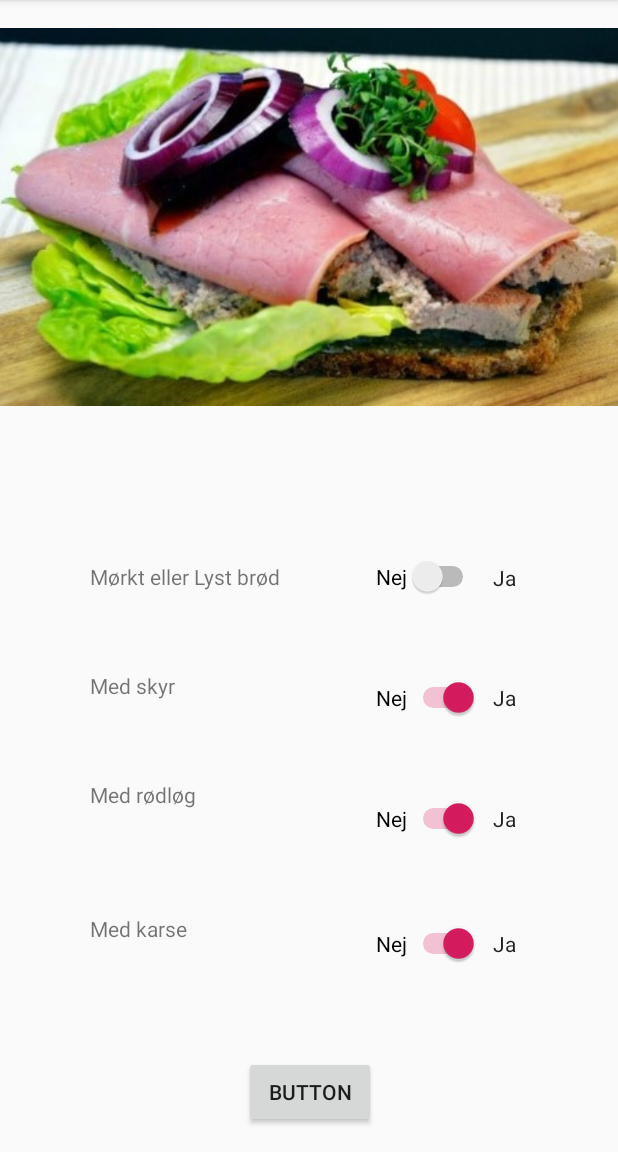
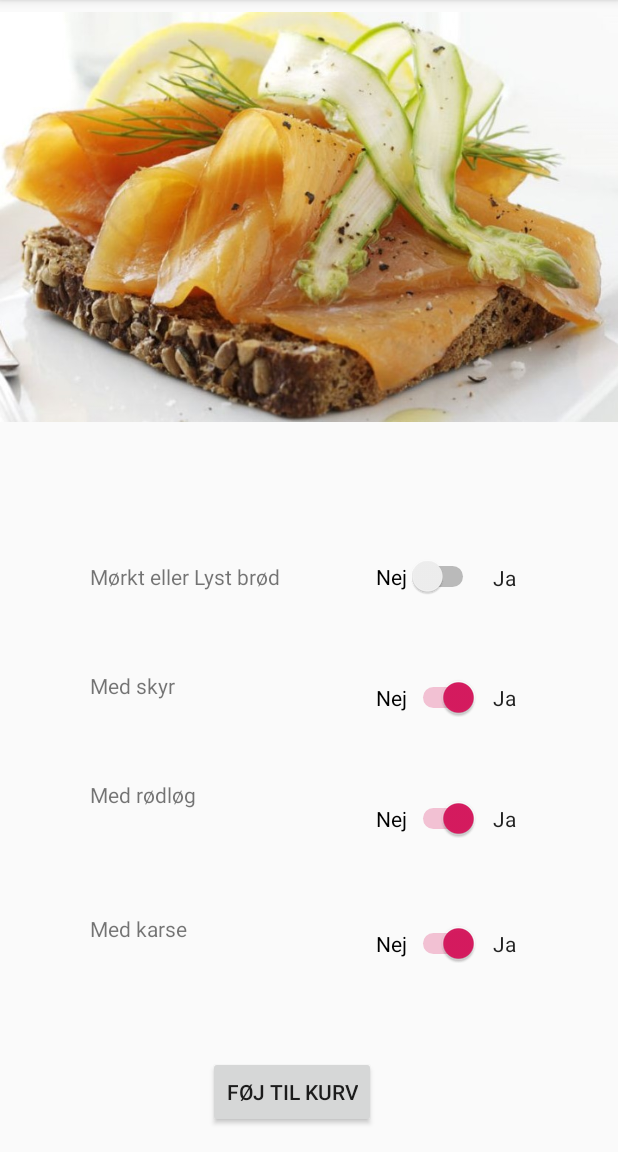
Before and after one commit to MathiasLH/easyOrder, an Android app: the SmørrebrødsListe screen opened directly, with no data from a screen before it, after a tap on "Laksemad", on a phone screen of 412 x 824 dp, the part 84-1236 px from its top. Run offline under Robolectric (Android 15) with nearby library versions, the phone set to English and light mode, and no system bars.

Commit message:
prepared editsmørrebrød.java for making it really nice :))))

```diff
--- a/app/src/main/java/com/johansen/dk/madimage/Error.java
+++ b/app/src/main/java/com/johansen/dk/madimage/Error.java
@@ -17,7 +17,7 @@ public class Error extends AppCompatActivity {
     protected void onCreate(Bundle savedInstanceState) {
         super.onCreate(savedInstanceState);
         setContentView(R.layout.activity_error);
-        (new Handler()).postDelayed(this::switchactivity, 6000);
+        //(new Handler()).postDelayed(this::switchactivity, 6000);
         sText = findViewById(R.id.sorryText);
         Typeface tf = Typeface.createFromAsset(getAssets(), "fonts/fontawesome-webfont.ttf");
         sText.setTypeface(tf);
--- a/app/src/main/java/com/johansen/dk/madimage/SmørrebrødsListe.java
+++ b/app/src/main/java/com/johansen/dk/madimage/SmørrebrødsListe.java
@@ -21,15 +21,16 @@ public class SmørrebrødsListe extends AppCompatActivity implements View.OnClic
     int cardIDs[] = {100, 101, 102, 103, 104};
     int cardIDspot = 0;
     Order selection;
+    foodItem dyrlaege, laks, rejemad, roastbeef, stjerneskud;
     @Override
     protected void onCreate(Bundle savedInstanceState) {
         super.onCreate(savedInstanceState);
         setContentView(R.layout.smoerrebroedsliste);
         LL = findViewById(R.id.foodList);
-        foodItem dyrlaege = new foodItem("Dyrlægens natmad", R.drawable.dyrlaegensnatmad_big);
-        foodItem laks = new foodItem("Laksemad", R.drawable.laks_big);
-        foodItem rejemad = new foodItem("Rejemad", R.drawable.rejemad_big);
-        foodItem roastbeef = new foodItem("Roastbeef", R.drawable.roastbeef_big);
+        dyrlaege = new foodItem("Dyrlægens natmad", R.drawable.dyrlaegensnatmad_big);
+        laks = new foodItem("Laksemad", R.drawable.laks_big);
+        rejemad = new foodItem("Rejemad", R.drawable.rejemad_big);
+        roastbeef = new foodItem("Roastbeef", R.drawable.roastbeef_big);
         //foodItem stjerneskud = new foodItem("Stjerneskud", R.drawable.stjerneskud_big);
         createCard(dyrlaege);
         createCard(laks);
@@ -38,6 +39,7 @@ public class SmørrebrødsListe extends AppCompatActivity implements View.OnClic
         //createCard(stjerneskud);
         Button basketBtn = findViewById(R.id.basketbtn);
         basketBtn.setOnClickListener(this);
+        selection = new Order();
     }
 
     //very ugly function, im sorry.
@@ -102,29 +104,32 @@ public class SmørrebrødsListe extends AppCompatActivity implements View.OnClic
     @Override
     public void onClick(View v) {
         Intent editIntent = new Intent(this, editSmoerrebroed.class);
+        editIntent.putExtra("orderObject", selection);
         switch (v.getId()){
             case 100:
-                editIntent.putExtra("imageID", R.drawable.dyrlaegensnatmad_big);
+                editIntent.putExtra("foodItem", dyrlaege);
+
                 startActivity(editIntent);
                 break;
             case 101:
-                editIntent.putExtra("imageID", R.drawable.laks_big);
+                editIntent.putExtra("foodItem", laks);
                 startActivity(editIntent);
                 break;
             case 102:
-                editIntent.putExtra("imageID", R.drawable.rejemad_big);
+                editIntent.putExtra("foodItem", rejemad);
                 startActivity(editIntent);
                 break;
             case 103:
-                editIntent.putExtra("imageID", R.drawable.roastbeef_big);
+                editIntent.putExtra("foodItem", roastbeef);
                 startActivity(editIntent);
                 break;
             case 104:
-                editIntent.putExtra("imageID", R.drawable.stjerneskud_big);
+                editIntent.putExtra("foodItem", stjerneskud);
                 startActivity(editIntent);
                 break;
             case R.id.basketbtn:
                 Intent basketIntent = new Intent(this, basketActivity.class);
+                basketIntent.putExtra("orderObject", selection);
                 startActivity(basketIntent);
 
         }
--- a/app/src/main/java/com/johansen/dk/madimage/editSmoerrebroed.java
+++ b/app/src/main/java/com/johansen/dk/madimage/editSmoerrebroed.java
@@ -7,18 +7,24 @@ import android.widget.ImageView;
 
 public class editSmoerrebroed extends AppCompatActivity implements View.OnClickListener {
     ImageView foodImage;
+    Order order;
+    foodItem foodItem;
 
     @Override
     protected void onCreate(Bundle savedInstanceState) {
         super.onCreate(savedInstanceState);
         setContentView(R.layout.activity_edit_smoerrebroed);
-        int imageID = getIntent().getIntExtra("imageID", 0);
-        //foodImage = findViewById(edit_foodImage);
-        //foodImage.setImageResource(imageID);
+        foodItem = (foodItem) getIntent().getSerializableExtra("foodItem");
+        foodImage = findViewById(R.id.edit_foodimage);
+        foodImage.setImageResource(foodItem.getImageID());
+        order = (Order) getIntent().getSerializableExtra("order");
     }
 
     @Override
     public void onClick(View v) {
-
+        switch (v.getId()){
+            case R.id.edit_addtobasketbutton:
+                order.addItem(foodItem);
+        }
     }
 }
--- a/app/src/main/res/layout/activity_edit_smoerrebroed.xml
+++ b/app/src/main/res/layout/activity_edit_smoerrebroed.xml
@@ -49,11 +49,11 @@
         app:layout_constraintStart_toEndOf="@+id/switch1" />
 
     <Button
-        android:id="@+id/button6"
+        android:id="@+id/edit_addtobasketbutton"
         android:layout_width="wrap_content"
         android:layout_height="wrap_content"
         android:layout_marginBottom="16dp"
-        android:text="Button"
+        android:text="føj til kurv"
         app:layout_constraintBottom_toBottomOf="parent"
         app:layout_constraintEnd_toStartOf="@+id/switch8" />
 
@@ -142,7 +142,7 @@
         app:layout_constraintVertical_bias="0.529" />
 
     <ImageView
-        android:id="@+id/edit_foodImage"
+        android:id="@+id/edit_foodimage"
         android:layout_width="wrap_content"
         android:layout_height="289dp"
         app:layout_constraintStart_toStartOf="parent"
```
